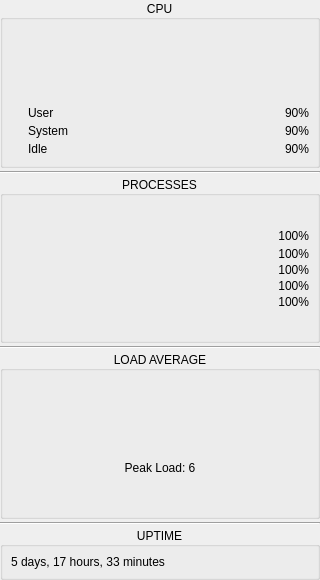
Old version of the form dde-istate-widgets/istatecpuwidget.ui in the repository SeptemberHX/dde-istate-menus.
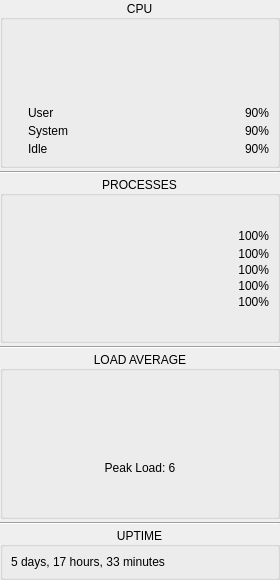
New version of the form. Custom widgets are drawn as their Qt base class.

```diff
--- a/dde-istate-widgets/istatecpuwidget.ui
+++ b/dde-istate-widgets/istatecpuwidget.ui
@@ -6,19 +6,19 @@
    <rect>
     <x>0</x>
     <y>0</y>
-    <width>320</width>
+    <width>280</width>
     <height>580</height>
    </rect>
   </property>
   <property name="minimumSize">
    <size>
-    <width>320</width>
+    <width>280</width>
     <height>0</height>
    </size>
   </property>
   <property name="maximumSize">
    <size>
-    <width>320</width>
+    <width>280</width>
     <height>16777215</height>
    </size>
   </property>
@@ -109,13 +109,13 @@
           <widget class="QChartView" name="cpuBarChartView" native="true">
            <property name="minimumSize">
             <size>
-             <width>80</width>
+             <width>70</width>
              <height>75</height>
             </size>
            </property>
            <property name="maximumSize">
             <size>
-             <width>80</width>
+             <width>70</width>
              <height>75</height>
             </size>
            </property>
```
